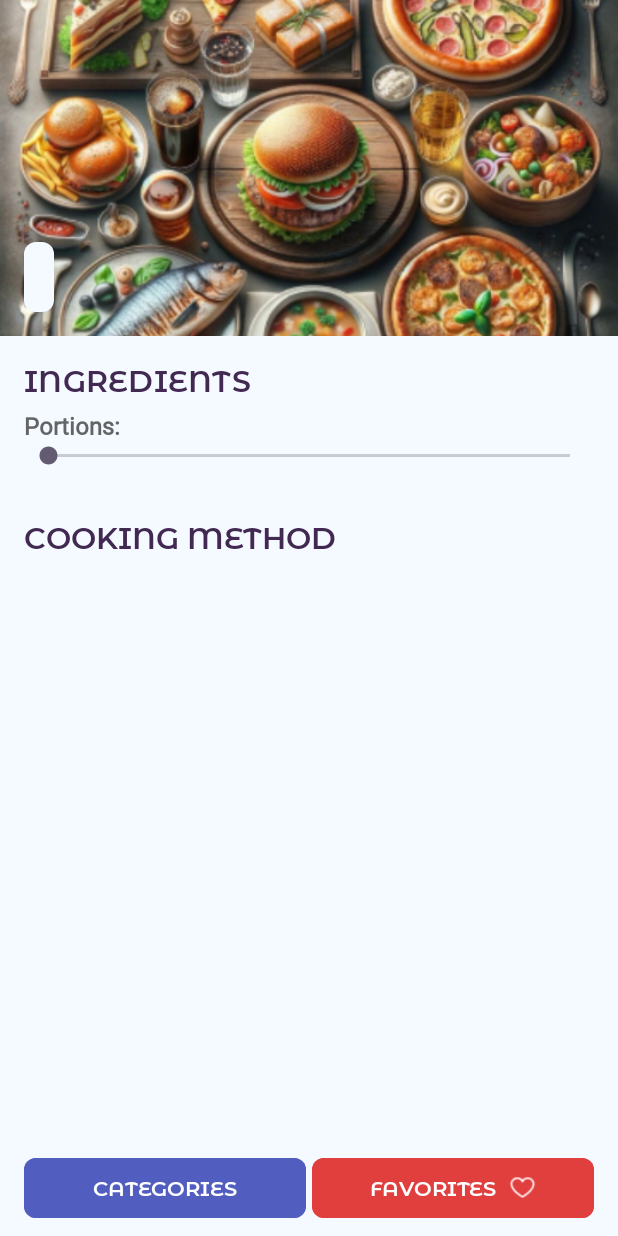
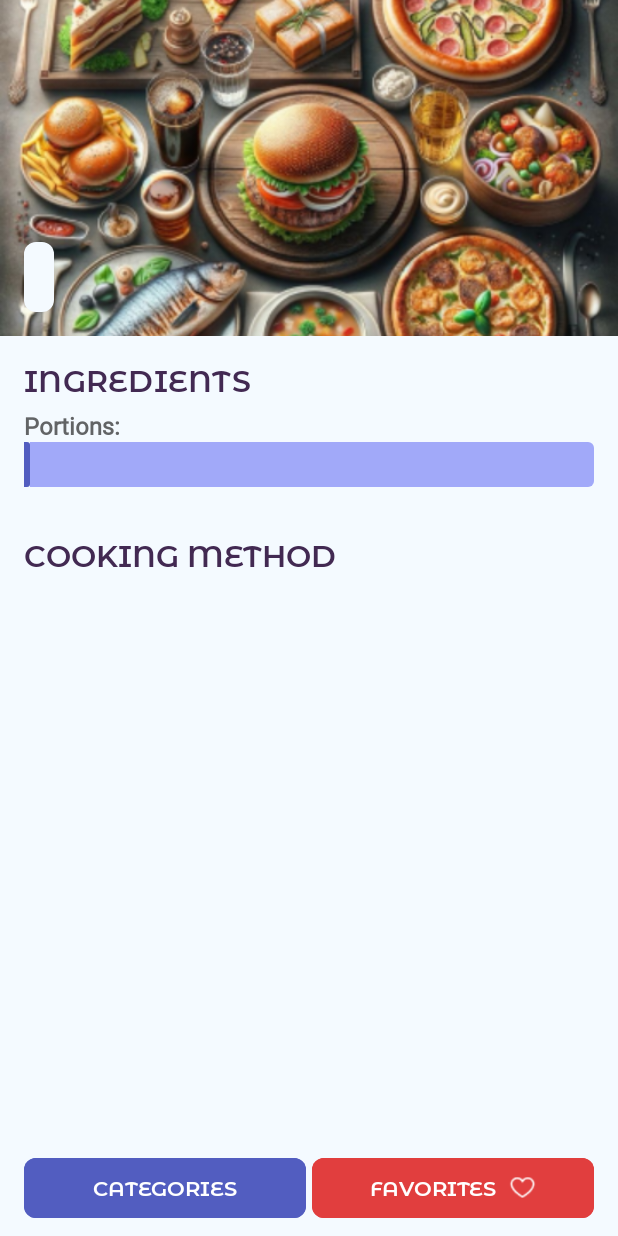
Before and after one commit to KinCadeFoster/RecipeApp, an Android app: the fragment RecipeFragment placed in its activity, on a phone screen of 412 x 824 dp. Run offline under Robolectric (Android 15) with nearby library versions, the phone set to English and light mode, and no system bars.

Commit message:
RA-15 - рефакторинг(привел в порядок цвета) - Добавил новый стиль c названием styleSeekBar - Применил стиль для view - Создал в ресурсах два Shape Drawable - Добавил в стиль айтем с атрибутом кастомизации ползунка android:thumb - Добавил в стиль айтем с атрибутом кастомизации шкалы прогресса android:progressDrawable

```diff
--- a/app/src/main/java/ru/example/recipeapp/RecipeFragment.kt
+++ b/app/src/main/java/ru/example/recipeapp/RecipeFragment.kt
@@ -109,7 +109,7 @@ class RecipeFragment : Fragment() {
             setDividerInsetEndResource(requireContext(), R.dimen.divider_inset)
 
             dividerThickness = resources.getDimensionPixelSize(R.dimen.divider_thickness)
-            dividerColor = resources.getColor(R.color.divider_color, null)
+            dividerColor = resources.getColor(R.color.color_divider, null)
             isLastItemDecorated = false
         }
     }
--- a/app/src/main/res/drawable/recipe_list_background.xml
+++ b/app/src/main/res/drawable/recipe_list_background.xml
@@ -1,4 +1,4 @@
 <shape xmlns:android="http://schemas.android.com/apk/res/android">
-    <solid android:color="@color/white_color" />
+    <solid android:color="@color/color_white" />
     <corners android:radius="8dp" />
 </shape>
--- a/app/src/main/res/drawable/rounded_corners.xml
+++ b/app/src/main/res/drawable/rounded_corners.xml
@@ -1,5 +1,5 @@
 <?xml version="1.0" encoding="utf-8"?>
 <shape xmlns:android="http://schemas.android.com/apk/res/android">
-    <solid android:color="@color/main_background_color"/>
+    <solid android:color="@color/color_main_background"/>
     <corners android:radius="8dp"/>
 </shape>
--- /dev/null
+++ b/app/src/main/res/drawable/shape_seekbar_progress.xml
@@ -0,0 +1,9 @@
+<layer-list xmlns:android="http://schemas.android.com/apk/res/android">
+    <item>
+        <shape android:shape="rectangle">
+            <corners android:radius="@dimen/common_4dp" />
+            <solid android:color="@color/color_light_violet" />
+            <size android:height="@dimen/common_16dp" />
+        </shape>
+    </item>
+</layer-list>
--- /dev/null
+++ b/app/src/main/res/drawable/shape_seekbar_thumb.xml
@@ -0,0 +1,5 @@
+<shape xmlns:android="http://schemas.android.com/apk/res/android" android:shape="rectangle">
+    <size android:width="@dimen/common_8dp" android:height="@dimen/common_30dp" />
+    <solid android:color="@color/color_violet" />
+    <corners android:radius="@dimen/common_2dp" />
+</shape>
--- a/app/src/main/res/layout/activity_main.xml
+++ b/app/src/main/res/layout/activity_main.xml
@@ -5,7 +5,7 @@
     android:id="@+id/main"
     android:layout_width="match_parent"
     android:layout_height="match_parent"
-    android:background="@color/main_background_color"
+    android:background="@color/color_main_background"
     tools:context=".MainActivity">
 
     <LinearLayout
@@ -27,7 +27,7 @@
             android:layout_height="wrap_content"
             android:layout_marginEnd="@dimen/common_2dp"
             android:layout_weight="1"
-            android:backgroundTint="@color/violet_color"
+            android:backgroundTint="@color/color_violet"
             android:text="@string/text_button_categories" />
 
         <Button
@@ -38,7 +38,7 @@
             android:layout_marginStart="@dimen/common_2dp"
             android:layout_weight="1"
             android:text="@string/text_button_favorites"
-            android:backgroundTint="@color/red_color"
+            android:backgroundTint="@color/color_red"
             app:icon="@drawable/ic_heart_empty"
             app:iconGravity="textEnd" />
 
--- a/app/src/main/res/layout/fragment_favorites.xml
+++ b/app/src/main/res/layout/fragment_favorites.xml
@@ -6,7 +6,7 @@
     android:layout_height="match_parent"
     android:id="@+id/fragment_favorites"
     tools:context=".FavoritesFragment"
-    android:background="@color/main_background_color">
+    android:background="@color/color_main_background">
 
     <TextView
         android:layout_width="wrap_content"
--- a/app/src/main/res/layout/fragment_list_categories.xml
+++ b/app/src/main/res/layout/fragment_list_categories.xml
@@ -7,7 +7,7 @@
     android:layout_height="match_parent"
     android:orientation="vertical"
     tools:context=".CategoriesListFragment"
-    android:background="@color/main_background_color">
+    android:background="@color/color_main_background">
 
 
     <androidx.constraintlayout.widget.ConstraintLayout
--- a/app/src/main/res/layout/fragment_recipe.xml
+++ b/app/src/main/res/layout/fragment_recipe.xml
@@ -105,11 +105,12 @@
 
         <SeekBar
             android:id="@+id/seekBar"
+            style="@style/styleSeekBar"
             android:layout_width="match_parent"
             android:layout_height="wrap_content"
             android:layout_marginHorizontal="@dimen/common_16dp"
+            android:max="5"
             android:min="1"
-            android:max="5"
             android:progress="1"
             app:layout_constraintEnd_toEndOf="parent"
             app:layout_constraintStart_toStartOf="parent"
--- a/app/src/main/res/layout/item_category.xml
+++ b/app/src/main/res/layout/item_category.xml
@@ -9,7 +9,7 @@
     android:foreground="?attr/selectableItemBackground"
     cardview:cardCornerRadius="8dp"
     cardview:cardElevation="4dp"
-    cardview:cardBackgroundColor="@color/white_color"
+    cardview:cardBackgroundColor="@color/color_white"
     android:layout_margin="@dimen/common_8dp">
 
     <LinearLayout
--- a/app/src/main/res/layout/item_recipe.xml
+++ b/app/src/main/res/layout/item_recipe.xml
@@ -9,7 +9,7 @@
     android:foreground="?attr/selectableItemBackground"
     cardview:cardCornerRadius="8dp"
     cardview:cardElevation="4dp"
-    cardview:cardBackgroundColor="@color/white_color"
+    cardview:cardBackgroundColor="@color/color_white"
     android:layout_margin="@dimen/common_8dp">
 
     <LinearLayout
--- a/app/src/main/res/values/colors.xml
+++ b/app/src/main/res/values/colors.xml
@@ -1,13 +1,14 @@
 <?xml version="1.0" encoding="utf-8"?>
 <resources>
-    <color name="black_color">#FF000000</color>
-    <color name="white_color">#FFFFFFFF</color>
-    <color name="red_color">#E13E3E</color>
-    <color name="violet_color">#525DC0</color>
-    <color name="main_background_color">#F4FAFF</color>
-    <color name="deep_violet_color">#5F3678</color>
-    <color name="grey">#666666</color>
-    <color name="grey2">#626466</color>
-    <color name="purple">#422952</color>
-    <color name="divider_color">#F5F5F5</color>
+    <color name="color_black">#FF000000</color>
+    <color name="color_white">#FFFFFFFF</color>
+    <color name="color_red">#E13E3E</color>
+    <color name="color_violet">#525DC0</color>
+    <color name="color_light_violet">#A1A9F9</color>
+    <color name="color_main_background">#F4FAFF</color>
+    <color name="color_deep_violet">#5F3678</color>
+    <color name="color_grey">#666666</color>
+    <color name="color_grey2">#626466</color>
+    <color name="color_purple">#422952</color>
+    <color name="color_divider">#F5F5F5</color>
 </resources>
--- a/app/src/main/res/values/dimens.xml
+++ b/app/src/main/res/values/dimens.xml
@@ -8,6 +8,7 @@
     <dimen name="common_10dp">10dp</dimen>
     <dimen name="common_12dp">12dp</dimen>
     <dimen name="common_16dp">16dp</dimen>
+    <dimen name="common_30dp">30dp</dimen>
 
     <dimen name="image_view_height">224dp</dimen>
 
--- a/app/src/main/res/values/styles.xml
+++ b/app/src/main/res/values/styles.xml
@@ -4,20 +4,20 @@
     <style name="StyleTitle14">
         <item name="android:fontFamily">@font/montserrat_alternates_semi_bold</item>
         <item name="android:textSize">@dimen/text_size_14</item>
-        <item name="android:textColor">@color/white_color</item>
+        <item name="android:textColor">@color/color_white</item>
         <item name="textAllCaps">true</item>
     </style>
 
     <style name="StyleTitle12">
         <item name="android:fontFamily">@font/montserrat_regular</item>
         <item name="android:textSize">@dimen/text_size_12</item>
-        <item name="android:textColor">@color/grey</item>
+        <item name="android:textColor">@color/color_grey</item>
     </style>
 
     <style name="StyleTitle20">
         <item name="android:fontFamily">@font/montserrat_alternates_semi_bold</item>
         <item name="android:textSize">@dimen/text_size_20</item>
-        <item name="android:textColor">@color/deep_violet_color</item>
+        <item name="android:textColor">@color/color_deep_violet</item>
         <item name="textAllCaps">true</item>
     </style>
 
@@ -37,27 +37,34 @@
     <style name="itemCategoryHeader">
         <item name="android:textAppearance">@style/StyleTitle14</item>
         <item name="android:layout_margin">@dimen/common_8dp</item>
-        <item name="android:textColor">@color/deep_violet_color</item>
+        <item name="android:textColor">@color/color_deep_violet</item>
     </style>
 
     <style name="StyleRecipe20">
         <item name="android:fontFamily">@font/montserrat_alternates_semi_bold</item>
         <item name="android:textSize">@dimen/text_size_20</item>
-        <item name="android:textColor">@color/purple</item>
+        <item name="android:textColor">@color/color_purple</item>
         <item name="textAllCaps">true</item>
     </style>
 
     <style name="StyleRecipe14">
         <item name="android:fontFamily">@font/montserrat_regular</item>
         <item name="android:textSize">@dimen/text_size_14</item>
-        <item name="android:textColor">@color/grey</item>
+        <item name="android:textColor">@color/color_grey</item>
     </style>
 
     <style name="StylePortions16">
         <item name="android:fontFamily">@font/montserrat_regular</item>
         <item name="android:textSize">@dimen/text_size_16</item>
-        <item name="android:textColor">@color/grey2</item>
+        <item name="android:textColor">@color/color_grey2</item>
         <item name="android:textStyle">bold</item>
     </style>
 
+    <style name="styleSeekBar" parent="Widget.AppCompat.SeekBar">
+        <item name="android:progressDrawable">@drawable/shape_seekbar_progress</item>
+        <item name="android:thumb">@drawable/shape_seekbar_thumb</item>
+        <item name="android:paddingStart">@dimen/common_0dp</item>
+        <item name="android:paddingEnd">@dimen/common_0dp</item>
+    </style>
+
 </resources>
--- a/app/src/main/res/values/themes.xml
+++ b/app/src/main/res/values/themes.xml
@@ -1,7 +1,7 @@
 <resources>
     <style name="Base.Theme.RecipeApp" parent="Theme.Material3.DayNight.NoActionBar">
-        <item name="android:navigationBarColor">@color/main_background_color</item>
-        <item name="android:statusBarColor">@color/main_background_color</item>
+        <item name="android:navigationBarColor">@color/color_main_background</item>
+        <item name="android:statusBarColor">@color/color_main_background</item>
         <item name="android:windowLightStatusBar">true</item>
         <item name="android:windowLightNavigationBar">true</item>
     </style>
```
Also changed, not shown: app/src/main/res/layout/fragment_list_recipes.xml (+3 -6 lines).
